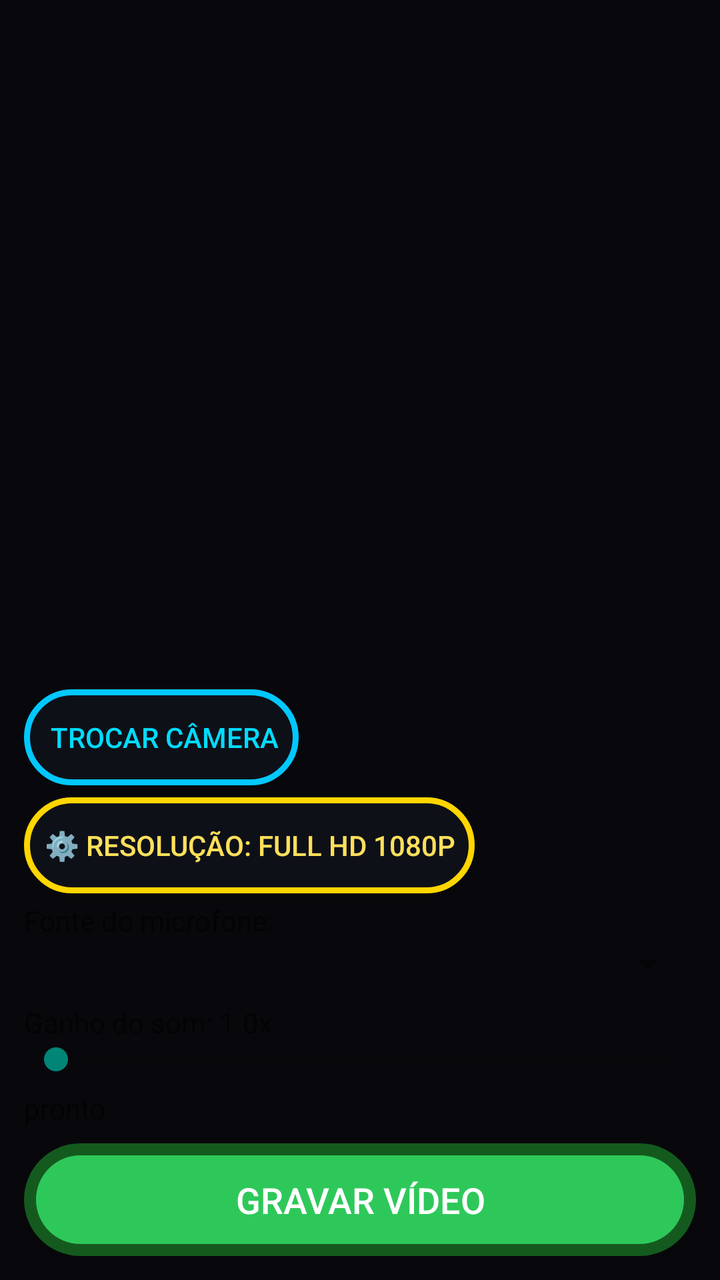
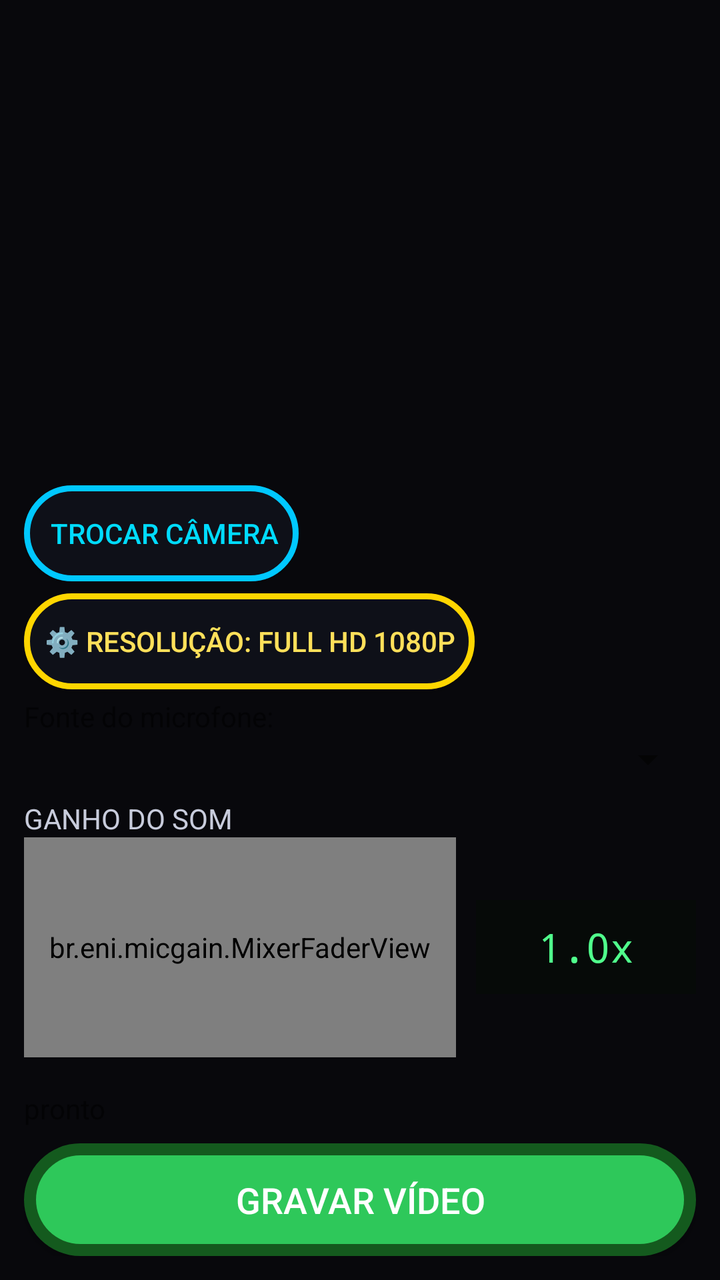

Compare the two renders of this Android layout. The source of the first and the diff that turns it into the second are given below.
<!-- AndroidManifest.xml: application theme Theme.AppCompat.DayNight.NoActionBar -->
<!-- res/layout/activity_main.xml -->
<?xml version="1.0" encoding="utf-8"?>
<LinearLayout xmlns:android="http://schemas.android.com/apk/res/android"
    android:layout_width="match_parent" android:layout_height="match_parent"
    android:orientation="vertical" android:padding="12dp"
    android:keepScreenOn="true"
    android:background="#08080C">
    <TextureView android:id="@+id/tvPreview" android:layout_width="match_parent" android:layout_height="0dp" android:layout_weight="1"/>
    <Button android:id="@+id/btnTroca" android:layout_width="wrap_content" android:layout_height="wrap_content"
        android:background="@drawable/btn_outline_cyan" android:textColor="#00DCFF" android:padding="10dp" android:layout_marginTop="8dp"
        android:text="\uD83D\uDD04 Trocar câmera"/>
    <Button android:id="@+id/btnRes" android:layout_width="wrap_content" android:layout_height="wrap_content"
        android:background="@drawable/btn_outline_yellow" android:textColor="#FFE05A" android:padding="10dp" android:layout_marginTop="6dp"
        android:text="\u2699\uFE0F Resolução: Full HD 1080p"/>
    <TextView android:layout_width="wrap_content" android:layout_height="wrap_content" android:text="Fonte do microfone:" android:layout_marginTop="4dp"/>
    <Spinner android:id="@+id/spFonte" android:layout_width="match_parent" android:layout_height="wrap_content"/>
    <TextView android:id="@+id/txtGanho" android:layout_width="wrap_content" android:layout_height="wrap_content" android:text="Ganho do som: 1.0x" android:layout_marginTop="8dp"/>
    <SeekBar android:id="@+id/sbGanho" android:layout_width="match_parent" android:layout_height="wrap_content" android:max="40"/>
    <TextView android:id="@+id/txtStatus" android:layout_width="wrap_content" android:layout_height="wrap_content" android:text="pronto" android:layout_marginTop="6dp"/>
    <Button android:id="@+id/btnRec" android:layout_width="match_parent" android:layout_height="wrap_content"
        android:background="@drawable/btn_gravar_neon" android:textColor="#FFFFFF" android:padding="16dp" android:layout_marginTop="8dp"
        android:textSize="18sp" android:text="GRAVAR VÍDEO"/>
</LinearLayout>
<!-- resources referenced by this layout -->
<resources>
  <!-- drawable btn_gravar_neon (drawable) -->
  <?xml version="1.0" encoding="utf-8"?>
  <layer-list xmlns:android="http://schemas.android.com/apk/res/android">
      <item>
          <shape>
              <solid android:color="#145A1E"/>
              <corners android:radius="44dp"/>
          </shape>
      </item>
      <item android:left="6dp" android:top="6dp" android:right="6dp" android:bottom="6dp">
          <shape>
              <solid android:color="#2EC85A"/>
              <corners android:radius="38dp"/>
          </shape>
      </item>
  </layer-list>
  <!-- drawable btn_outline_cyan (drawable) -->
  <?xml version="1.0" encoding="utf-8"?>
  <shape xmlns:android="http://schemas.android.com/apk/res/android">
      <solid android:color="#0E1018"/>
      <stroke android:width="3dp" android:color="#00C8FF"/>
      <corners android:radius="28dp"/>
  </shape>
  <!-- drawable btn_outline_yellow (drawable) -->
  <?xml version="1.0" encoding="utf-8"?>
  <shape xmlns:android="http://schemas.android.com/apk/res/android">
      <solid android:color="#0E1018"/>
      <stroke android:width="3dp" android:color="#FFD600"/>
      <corners android:radius="28dp"/>
  </shape>
</resources>

<!-- the commit's change to res/layout/activity_main.xml (unified diff, before → after) -->
@@ -13,8 +13,17 @@
         android:text="\u2699\uFE0F Resolução: Full HD 1080p"/>
     <TextView android:layout_width="wrap_content" android:layout_height="wrap_content" android:text="Fonte do microfone:" android:layout_marginTop="4dp"/>
     <Spinner android:id="@+id/spFonte" android:layout_width="match_parent" android:layout_height="wrap_content"/>
-    <TextView android:id="@+id/txtGanho" android:layout_width="wrap_content" android:layout_height="wrap_content" android:text="Ganho do som: 1.0x" android:layout_marginTop="8dp"/>
-    <SeekBar android:id="@+id/sbGanho" android:layout_width="match_parent" android:layout_height="wrap_content" android:max="40"/>
+    <TextView android:layout_width="wrap_content" android:layout_height="wrap_content"
+        android:text="GANHO DO SOM" android:textColor="#C8CCDC" android:layout_marginTop="8dp"/>
+    <LinearLayout android:layout_width="match_parent" android:layout_height="wrap_content"
+        android:orientation="horizontal" android:gravity="center_vertical" android:layout_marginBottom="10dp">
+        <br.eni.micgain.MixerFaderView android:id="@+id/faderGanho"
+            android:layout_width="0dp" android:layout_weight="1" android:layout_height="110dp"/>
+        <TextView android:id="@+id/txtGanho" android:layout_width="110dp" android:layout_height="wrap_content"
+            android:text="1.0x" android:textColor="#50FF8C" android:background="#060A08"
+            android:gravity="center" android:padding="10dp" android:textSize="20sp" android:fontFamily="monospace"
+            android:layout_marginStart="10dp"/>
+    </LinearLayout>
     <TextView android:id="@+id/txtStatus" android:layout_width="wrap_content" android:layout_height="wrap_content" android:text="pronto" android:layout_marginTop="6dp"/>
     <Button android:id="@+id/btnRec" android:layout_width="match_parent" android:layout_height="wrap_content"
         android:background="@drawable/btn_gravar_neon" android:textColor="#FFFFFF" android:padding="16dp" android:layout_marginTop="8dp"
